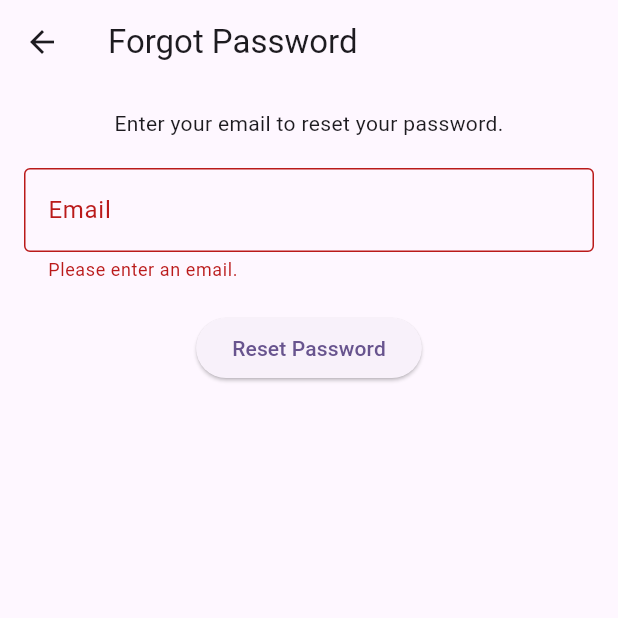
After one commit to cjennison/fasthealthtracker, a Flutter app: the ForgottenPasswordView screen opened by its route, after a tap on "Reset Password", on a phone screen of 412 x 824 dp, the top half of it. The commit adds this screen. Run offline on Flutter 3.47's test engine with Material 3 defaults, Android fonts, the phone set to English and light mode, and no system bars; our stand-ins replace flutter_dotenv, get_it, pie_chart, shared_preferences; accounts and stored records are empty.

Commit message:
forgotten password handling

```diff
--- /dev/null
+++ b/lib/components/auth/forgotten_password_view.dart
@@ -0,0 +1,63 @@
+import 'package:fasthealthcheck/services/api/api_user_service.dart';
+import 'package:fasthealthcheck/services/service_locator.dart';
+import 'package:flutter/material.dart';
+
+class ForgottenPasswordView extends StatelessWidget {
+  const ForgottenPasswordView({super.key});
+
+  @override
+  Widget build(BuildContext context) {
+    final TextEditingController emailController = TextEditingController();
+    final GlobalKey<FormState> formKey = GlobalKey<FormState>();
+
+    return Scaffold(
+      appBar: AppBar(title: const Text('Forgot Password')),
+      body: Padding(
+        padding: const EdgeInsets.all(16.0),
+        child: Form(
+          key: formKey,
+          child: Column(
+            mainAxisSize: MainAxisSize.min,
+            children: [
+              const Text(
+                'Enter your email to reset your password.',
+                textAlign: TextAlign.center,
+              ),
+              const SizedBox(height: 20),
+              TextFormField(
+                controller: emailController,
+                decoration: const InputDecoration(
+                  labelText: 'Email',
+                  border: OutlineInputBorder(),
+                ),
+                validator: (value) {
+                  if (value == null || value.isEmpty) {
+                    return 'Please enter an email.';
+                  }
+                  return null;
+                },
+              ),
+              const SizedBox(height: 20),
+              ElevatedButton(
+                onPressed: () async {
+                  if (formKey.currentState!.validate()) {
+                    final ApiUserService apiUserService =
+                        getIt<ApiUserService>();
+
+                    await apiUserService.sendForgottenPasswordRequest(
+                      emailController.text,
+                    );
+
+                    Navigator.pushNamed(context, '/reset-password',
+                        arguments: emailController.text);
+                  }
+                },
+                child: const Text('Reset Password'),
+              ),
+            ],
+          ),
+        ),
+      ),
+    );
+  }
+}
--- a/lib/components/exercise/exercise_input_view.dart
+++ b/lib/components/exercise/exercise_input_view.dart
@@ -1,5 +1,3 @@
-import 'dart:convert';
-
 import 'package:fasthealthcheck/constants/error_codes.dart';
 import 'package:fasthealthcheck/models/wellness.dart';
 import 'package:fasthealthcheck/services/api/classes/api_exception.dart';
--- a/lib/components/login_view.dart
+++ b/lib/components/login_view.dart
@@ -115,6 +115,12 @@ class _LoginViewState extends State<LoginView> {
                     },
                     onFieldSubmitted: (value) => login(),
                   ),
+                  TextButton(
+                    onPressed: () {
+                      Navigator.pushNamed(context, '/forgot-password');
+                    },
+                    child: const Text('Forgot Password?'),
+                  ),
                   const SizedBox(height: 20),
                   ElevatedButton(
                     style: ElevatedButton.styleFrom(
--- a/lib/main.dart
+++ b/lib/main.dart
@@ -1,3 +1,5 @@
+import 'package:fasthealthcheck/components/auth/forgotten_password_view.dart';
+import 'package:fasthealthcheck/components/auth/reset_password_view.dart';
 import 'package:flutter/material.dart';
 import 'package:provider/provider.dart';
 import 'package:flutter_dotenv/flutter_dotenv.dart';
@@ -54,6 +56,8 @@ class MyApp extends StatelessWidget {
           '/exercise': (context) => const ExerciseInputView(),
           '/log': (context) => const ActivityLogView(),
           '/profile': (context) => const ProfileView(),
+          '/forgot-password': (context) => const ForgottenPasswordView(),
+          '/reset-password': (context) => const ResetPasswordView(),
         },
         onUnknownRoute: (settings) => MaterialPageRoute(
               builder: (context) => Scaffold(
--- a/lib/services/api/api_user_service.dart
+++ b/lib/services/api/api_user_service.dart
@@ -56,4 +56,18 @@ class ApiUserService {
     final response = await baseApiService.get(url);
     return baseApiService.handleApiResponse(response);
   }
+
+  Future<Map<String, dynamic>> sendForgottenPasswordRequest(
+      String email) async {
+    final response =
+        await baseApiService.post("/auth/forgotten-password", {"email": email});
+    return baseApiService.handleApiResponse(response);
+  }
+
+  Future<Map<String, dynamic>> submitForgottenPasswordForm(
+      Map<String, dynamic> forgottenPasswordSubmitPayload) async {
+    final response = await baseApiService.post(
+        "/auth/submit-forgotten-password", forgottenPasswordSubmitPayload);
+    return baseApiService.handleApiResponse(response);
+  }
 }
```
Also changed, not shown: lib/components/auth/reset_password_view.dart (added, +124 -0 lines).
